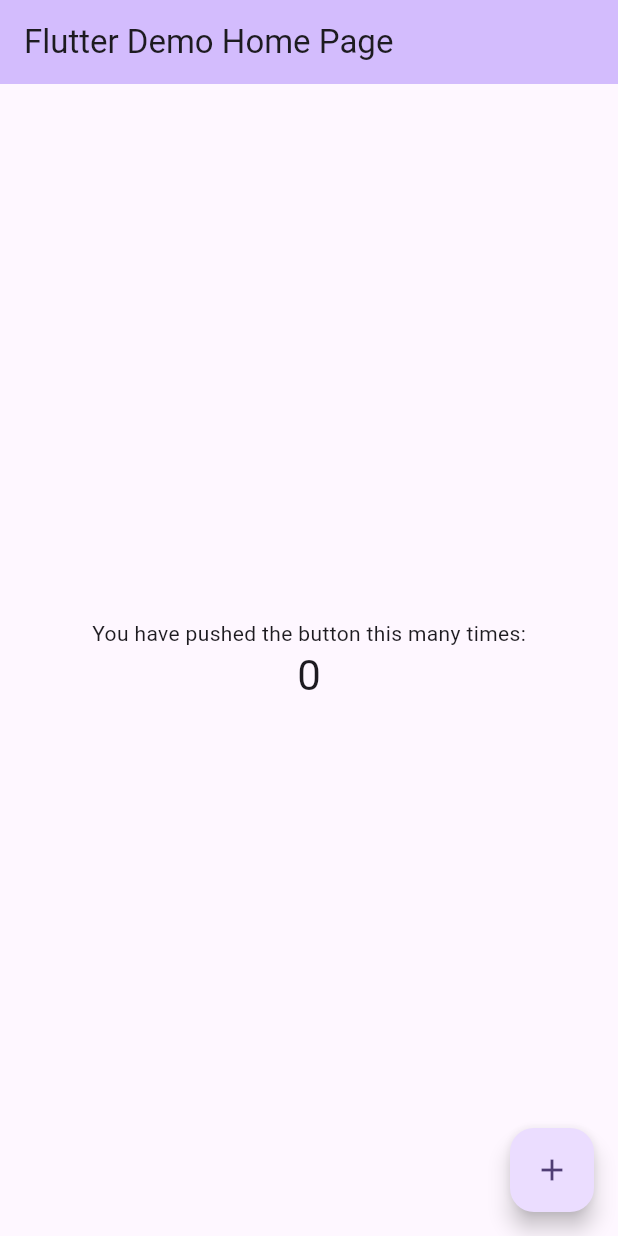
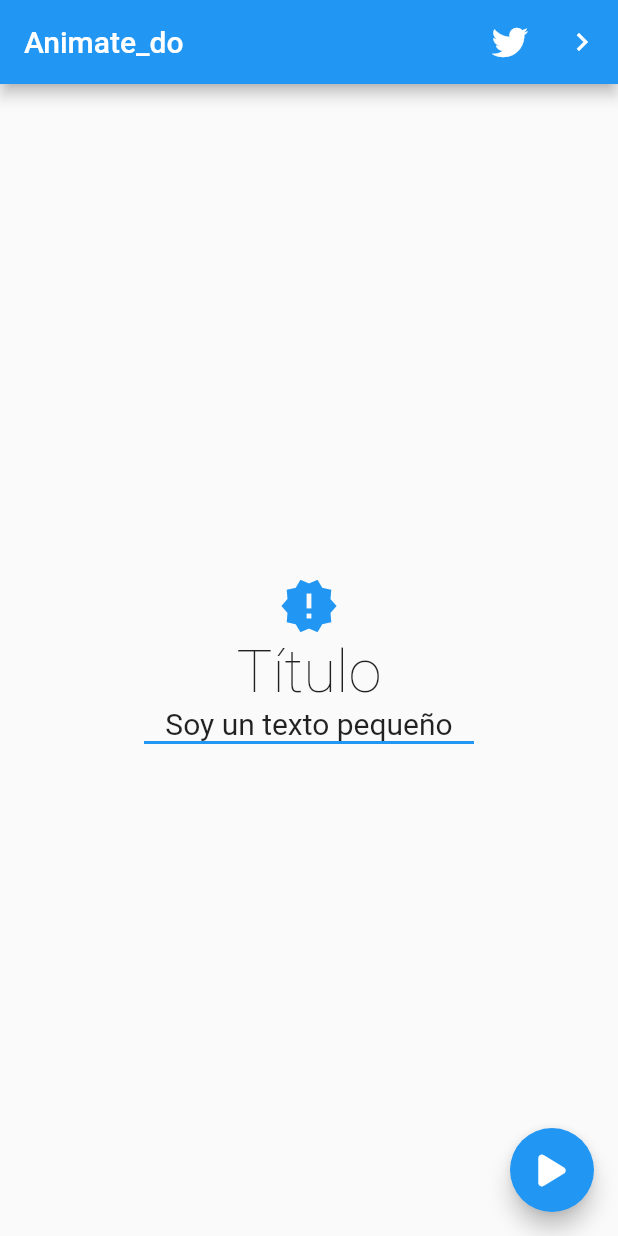
Before and after one commit to IvanLpJc/Flutter-AnimateDoApp, a Flutter app: the screen it shows after launch, on a phone screen of 412 x 824 dp. Run offline on Flutter 3.47's test engine with Material 2 defaults, Android fonts, the phone set to English and light mode, and no system bars; our stand-ins replace animate_do, font_awesome_flutter.

Commit message:
App finished

```diff
--- a/lib/main.dart
+++ b/lib/main.dart
@@ -1,125 +1,17 @@
+import 'package:animate_do_app/pages/pages.dart';
 import 'package:flutter/material.dart';
 
-void main() {
-  runApp(const MyApp());
-}
+void main() => runApp(const MyApp());
 
 class MyApp extends StatelessWidget {
   const MyApp({super.key});
 
-  // This widget is the root of your application.
   @override
   Widget build(BuildContext context) {
-    return MaterialApp(
-      title: 'Flutter Demo',
-      theme: ThemeData(
-        // This is the theme of your application.
-        //
-        // TRY THIS: Try running your application with "flutter run". You'll see
-        // the application has a blue toolbar. Then, without quitting the app,
-        // try changing the seedColor in the colorScheme below to Colors.green
-        // and then invoke "hot reload" (save your changes or press the "hot
-        // reload" button in a Flutter-supported IDE, or press "r" if you used
-        // the command line to start the app).
-        //
-        // Notice that the counter didn't reset back to zero; the application
-        // state is not lost during the reload. To reset the state, use hot
-        // restart instead.
-        //
-        // This works for code too, not just values: Most code changes can be
-        // tested with just a hot reload.
-        colorScheme: ColorScheme.fromSeed(seedColor: Colors.deepPurple),
-        useMaterial3: true,
-      ),
-      home: const MyHomePage(title: 'Flutter Demo Home Page'),
+    return const MaterialApp(
+      debugShowCheckedModeBanner: false,
+      title: 'Animate_do',
+      home: HomePage(),
     );
   }
 }
-
-class MyHomePage extends StatefulWidget {
-  const MyHomePage({super.key, required this.title});
-
-  // This widget is the home page of your application. It is stateful, meaning
-  // that it has a State object (defined below) that contains fields that affect
-  // how it looks.
-
-  // This class is the configuration for the state. It holds the values (in this
-  // case the title) provided by the parent (in this case the App widget) and
-  // used by the build method of the State. Fields in a Widget subclass are
-  // always marked "final".
-
-  final String title;
-
-  @override
-  State<MyHomePage> createState() => _MyHomePageState();
-}
-
-class _MyHomePageState extends State<MyHomePage> {
-  int _counter = 0;
-
-  void _incrementCounter() {
-    setState(() {
-      // This call to setState tells the Flutter framework that something has
-      // changed in this State, which causes it to rerun the build method below
-      // so that the display can reflect the updated values. If we changed
-      // _counter without calling setState(), then the build method would not be
-      // called again, and so nothing would appear to happen.
-      _counter++;
-    });
-  }
-
-  @override
-  Widget build(BuildContext context) {
-    // This method is rerun every time setState is called, for instance as done
-    // by the _incrementCounter method above.
-    //
-    // The Flutter framework has been optimized to make rerunning build methods
-    // fast, so that you can just rebuild anything that needs updating rather
-    // than having to individually change instances of widgets.
-    return Scaffold(
-      appBar: AppBar(
-        // TRY THIS: Try changing the color here to a specific color (to
-        // Colors.amber, perhaps?) and trigger a hot reload to see the AppBar
-        // change color while the other colors stay the same.
-        backgroundColor: Theme.of(context).colorScheme.inversePrimary,
-        // Here we take the value from the MyHomePage object that was created by
-        // the App.build method, and use it to set our appbar title.
-        title: Text(widget.title),
-      ),
-      body: Center(
-        // Center is a layout widget. It takes a single child and positions it
-        // in the middle of the parent.
-        child: Column(
-          // Column is also a layout widget. It takes a list of children and
-          // arranges them vertically. By default, it sizes itself to fit its
-          // children horizontally, and tries to be as tall as its parent.
-          //
-          // Column has various properties to control how it sizes itself and
-          // how it positions its children. Here we use mainAxisAlignment to
-          // center the children vertically; the main axis here is the vertical
-          // axis because Columns are vertical (the cross axis would be
-          // horizontal).
-          //
-          // TRY THIS: Invoke "debug painting" (choose the "Toggle Debug Paint"
-          // action in the IDE, or press "p" in the console), to see the
-          // wireframe for each widget.
-          mainAxisAlignment: MainAxisAlignment.center,
-          children: <Widget>[
-            const Text(
-              'You have pushed the button this many times:',
-            ),
-            Text(
-              '$_counter',
-              style: Theme.of(context).textTheme.headlineMedium,
-            ),
-          ],
-        ),
-      ),
-      floatingActionButton: FloatingActionButton(
-        onPressed: _incrementCounter,
-        tooltip: 'Increment',
-        child: const Icon(Icons.add),
-      ), // This trailing comma makes auto-formatting nicer for build methods.
-    );
-  }
-}
--- /dev/null
+++ b/lib/pages/home_page.dart
@@ -0,0 +1,86 @@
+import 'package:animate_do/animate_do.dart';
+import 'package:animate_do_app/pages/pages.dart';
+import 'package:flutter/cupertino.dart';
+import 'package:flutter/material.dart';
+import 'package:font_awesome_flutter/font_awesome_flutter.dart';
+
+class HomePage extends StatelessWidget {
+  const HomePage({Key? key}) : super(key: key);
+  @override
+  Widget build(BuildContext context) {
+    return Scaffold(
+      appBar: AppBar(
+        title: FadeIn(
+            duration: const Duration(milliseconds: 500),
+            child: const Text('Animate_do')),
+        actions: [
+          IconButton(
+              onPressed: () {
+                Navigator.push(
+                    context,
+                    CupertinoPageRoute(
+                      builder: (BuildContext context) => const TwitterPage(),
+                    ));
+              },
+              icon: const FaIcon(FontAwesomeIcons.twitter)),
+          SlideInLeft(
+            from: 100,
+            child: IconButton(
+                onPressed: () {
+                  Navigator.push(
+                      context,
+                      CupertinoPageRoute(
+                        builder: (BuildContext context) =>
+                            const NavigationPage(),
+                      ));
+                },
+                icon: const Icon(Icons.navigate_next)),
+          ),
+        ],
+      ),
+      floatingActionButton: ElasticInRight(
+        child: FloatingActionButton(
+          onPressed: () {},
+          child: const FaIcon(FontAwesomeIcons.play),
+        ),
+      ),
+      body: Center(
+        child: Column(
+          mainAxisAlignment: MainAxisAlignment.center,
+          children: [
+            ElasticIn(
+              delay: const Duration(milliseconds: 1100),
+              child: const Icon(
+                Icons.new_releases,
+                color: Colors.blue,
+                size: 40,
+              ),
+            ),
+            FadeInDown(
+              delay: const Duration(milliseconds: 200),
+              child: const Text(
+                'Título',
+                style: TextStyle(fontSize: 40, fontWeight: FontWeight.w200),
+              ),
+            ),
+            FadeInDown(
+              delay: const Duration(milliseconds: 800),
+              child: const Text(
+                'Soy un texto pequeño',
+                style: TextStyle(fontSize: 20, fontWeight: FontWeight.w400),
+              ),
+            ),
+            FadeInLeft(
+              delay: const Duration(milliseconds: 1100),
+              child: Container(
+                width: 220,
+                height: 2,
+                color: Colors.blue,
+              ),
+            ),
+          ],
+        ),
+      ),
+    );
+  }
+}
--- /dev/null
+++ b/lib/pages/pages.dart
@@ -0,0 +1,3 @@
+export 'package:animate_do_app/pages/navigation_page.dart';
+export 'package:animate_do_app/pages/twitter_page.dart';
+export 'package:animate_do_app/pages/home_page.dart';
```
Also changed, not shown: lib/pages/navigation_page.dart (added, +144 -0 lines), lib/pages/twitter_page.dart (added, +46 -0 lines), pubspec.yaml (+5 -17 lines), pubspec.lock, 1 other file.
